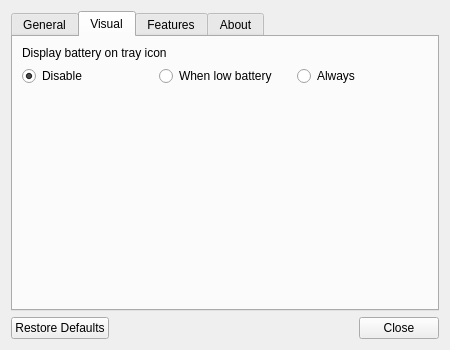
The window that Source/Gui/SettingsWindow.ui (SpriteOvO/AirPodsDesktop) describes before a commit, drawn with Qt 5.
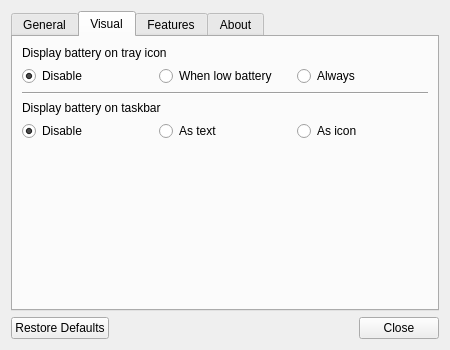
The same window after the commit. The open tabs and pages were chosen to show the change. Icons and pictures are not drawn.

Commit message: Implement the battery display on taskbar

```diff
--- a/Source/Gui/SettingsWindow.ui
+++ b/Source/Gui/SettingsWindow.ui
@@ -114,7 +114,14 @@
        <string>Visual</string>
       </attribute>
       <layout class="QGridLayout" name="gridLayout_4">
-       <item row="4" column="0">
+       <item row="3" column="0">
+        <widget class="QLabel" name="label_7">
+         <property name="text">
+          <string>Display battery on taskbar</string>
+         </property>
+        </widget>
+       </item>
+       <item row="5" column="0">
         <spacer name="verticalSpacer_5">
          <property name="orientation">
           <enum>Qt::Vertical</enum>
@@ -127,13 +134,6 @@
          </property>
         </spacer>
        </item>
-       <item row="0" column="0">
-        <widget class="QLabel" name="label_5">
-         <property name="text">
-          <string>Display battery on tray icon</string>
-         </property>
-        </widget>
-       </item>
        <item row="1" column="0">
         <layout class="QHBoxLayout" name="horizontalLayout">
          <item>
@@ -144,6 +144,9 @@
            <property name="checked">
             <bool>true</bool>
            </property>
+           <attribute name="buttonGroup">
+            <string notr="true">buttonGroup</string>
+           </attribute>
           </widget>
          </item>
          <item>
@@ -151,6 +154,9 @@
            <property name="text">
             <string>When low battery</string>
            </property>
+           <attribute name="buttonGroup">
+            <string notr="true">buttonGroup</string>
+           </attribute>
           </widget>
          </item>
          <item>
@@ -158,10 +164,64 @@
            <property name="text">
             <string>Always</string>
            </property>
+           <attribute name="buttonGroup">
+            <string notr="true">buttonGroup</string>
+           </attribute>
           </widget>
          </item>
         </layout>
        </item>
+       <item row="4" column="0">
+        <layout class="QHBoxLayout" name="horizontalLayout_5">
+         <item>
+          <widget class="QRadioButton" name="rbDisplayBatteryOnTaskbarDisable">
+           <property name="text">
+            <string>Disable</string>
+           </property>
+           <property name="checked">
+            <bool>true</bool>
+           </property>
+           <attribute name="buttonGroup">
+            <string notr="true">buttonGroup_2</string>
+           </attribute>
+          </widget>
+         </item>
+         <item>
+          <widget class="QRadioButton" name="rbDisplayBatteryOnTaskbarText">
+           <property name="text">
+            <string>As text</string>
+           </property>
+           <attribute name="buttonGroup">
+            <string notr="true">buttonGroup_2</string>
+           </attribute>
+          </widget>
+         </item>
+         <item>
+          <widget class="QRadioButton" name="rbDisplayBatteryOnTaskbarIcon">
+           <property name="text">
+            <string>As icon</string>
+           </property>
+           <attribute name="buttonGroup">
+            <string notr="true">buttonGroup_2</string>
+           </attribute>
+          </widget>
+         </item>
+        </layout>
+       </item>
+       <item row="0" column="0">
+        <widget class="QLabel" name="label_5">
+         <property name="text">
+          <string>Display battery on tray icon</string>
+         </property>
+        </widget>
+       </item>
+       <item row="2" column="0">
+        <widget class="Line" name="line_8">
+         <property name="orientation">
+          <enum>Qt::Horizontal</enum>
+         </property>
+        </widget>
+       </item>
       </layout>
      </widget>
      <widget class="QWidget" name="features">
```
Left out of the diff: 4 changed lines with no effect on the pictures. The commit also changes 19 other files.
